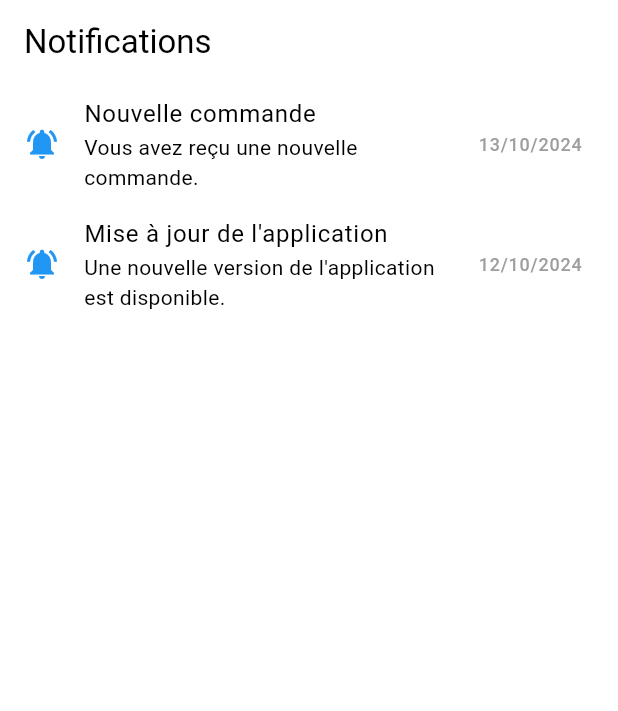
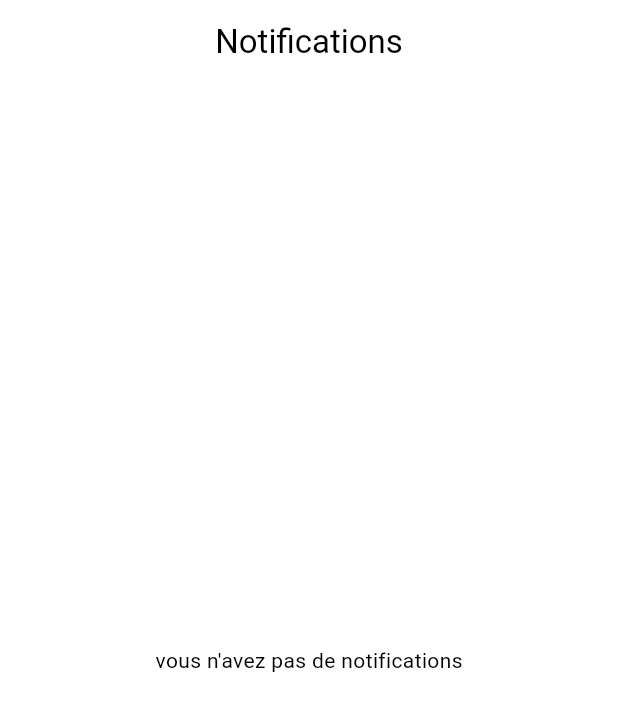
Before and after one commit to maaztageldin/MyCookCoach, a Flutter app: the NotificationsPage screen opened by its route, on a phone screen of 412 x 824 dp. Shown: the top 711 px of the screen. Run offline on Flutter 3.47's test engine with Material 3 defaults, Android fonts, the phone set to English and light mode, and no system bars; our stand-ins replace bloc, cloud_firestore, cloud_functions, dash_chat_2, either_dart, equatable and 12 more; missing offline and left inert: flutter_stripe, rive_animated_icon; accounts and stored records are empty; statements that could not run were skipped; project files that could hold a hidden picture were left out.

Commit message:
last version

```diff
--- a/lib/Entry_point.dart
+++ b/lib/Entry_point.dart
@@ -89,11 +89,11 @@ class _EntryPointState extends State<EntryPoint>
                 scale: scalAnimation.value,
                 child: ClipRRect(
                   borderRadius: BorderRadius.all(Radius.circular(24)),
-                  child: _selectedPage == 'Home'
+                  child: _selectedPage == 'Aceuil'
                       ? const PrestationScreen()
                       : _selectedPage == 'Mes commandes'
                           ? OrdersScreen()
-                          : _selectedPage == 'Favorites'
+                          : _selectedPage == 'Favoris'
                               ? FavoritesPage()
                               : _selectedPage == 'Notification'
                                   ? NotificationsPage()
--- a/lib/features/Catalogue des prestations/presentation/pages/favorites_page.dart
+++ b/lib/features/Catalogue des prestations/presentation/pages/favorites_page.dart
@@ -95,7 +95,6 @@ class _FavoritesPageState extends State<FavoritesPage> {
 
     final recipeIds = favorites.map((favorite) => favorite.recipeId).toList();
 
-    // Charger les recettes par ID dans le bloc
     context.read<HomeRecipeBloc>().add(GetRecipesByIdList(recipeIds));
 
     return BlocBuilder<HomeRecipeBloc, HomeRecipeState>(
@@ -110,7 +109,7 @@ class _FavoritesPageState extends State<FavoritesPage> {
             padding: const EdgeInsets.all(12.0),
             itemCount: recipes.length,
             itemBuilder: (context, index) {
-              return FavoriteItemCard(recipe: recipes[index]!);
+              return FavoriteItemCard(recipe: recipes[index]);
             },
           );
         } else {
--- a/lib/features/Notifications et alertes/presentation/pages/notifications_page.dart
+++ b/lib/features/Notifications et alertes/presentation/pages/notifications_page.dart
@@ -1,67 +1,22 @@
 import 'package:flutter/material.dart';
 
-class NotificationItem {
-  final String title;
-  final String description;
-  final DateTime date;
-  final bool isRead;
-
-  NotificationItem({
-    required this.title,
-    required this.description,
-    required this.date,
-    this.isRead = false,
-  });
-}
-
 class NotificationsPage extends StatelessWidget {
-  final List<NotificationItem> notifications = [
-    NotificationItem(
-      title: 'Nouvelle commande',
-      description: 'Vous avez reçu une nouvelle commande.',
-      date: DateTime.now(),
-    ),
-    NotificationItem(
-      title: 'Mise à jour de l\'application',
-      description: 'Une nouvelle version de l\'application est disponible.',
-      date: DateTime.now().subtract(Duration(days: 1)),
-    ),
-    // Ajoutez d'autres notifications ici
-  ];
-
   @override
   Widget build(BuildContext context) {
     return Scaffold(
-      appBar: AppBar(
-        title: Text('Notifications'),
-      ),
-      body: ListView.builder(
-        itemCount: notifications.length,
-        itemBuilder: (context, index) {
-          final notification = notifications[index];
-          return ListTile(
-            leading: Icon(
-              notification.isRead
-                  ? Icons.notifications
-                  : Icons.notifications_active,
-              color: notification.isRead ? Colors.grey : Colors.blue,
-            ),
-            title: Text(notification.title),
-            subtitle: Text(notification.description),
-            trailing: Text(
-              _formatDate(notification.date),
-              style: TextStyle(color: Colors.grey, fontSize: 12),
-            ),
-            onTap: () {
-              // Logique lorsque la notification est cliquée
-            },
-          );
-        },
-      ),
-    );
-  }
-
-  String _formatDate(DateTime date) {
-    return '${date.day}/${date.month}/${date.year}';
+        appBar: AppBar(
+          title: const PreferredSize(
+              preferredSize: Size.fromHeight(30),
+              child: Center(
+                child: Text(
+                  'Notifications',
+                  style: TextStyle(color: Colors.black),
+                ),
+              )),
+          backgroundColor: Colors.white,
+          elevation: 0,
+          iconTheme: const IconThemeData(color: Colors.black),
+        ),
+        body: const Center(child: Text("vous n'avez pas de notifications")));
   }
 }
--- a/lib/features/authentication/presentation/components/side_menu.dart
+++ b/lib/features/authentication/presentation/components/side_menu.dart
@@ -144,7 +144,7 @@ List<RiveAsset> sidMenu = [
     src: Asset.iconSet1,
     artboard: 'HOME',
     stateMachineName: 'HOME_interactivity',
-    title: 'Home',
+    title: 'Aceuil',
     shapeStrokeTitle: 'home',
   ),
 ];
@@ -154,7 +154,7 @@ List<RiveAsset> sidMenu2 = [
     src: Asset.iconSet1,
     artboard: 'LIKE/STAR',
     stateMachineName: 'STAR_Interactivity',
-    title: 'Favorites',
+    title: 'Favoris',
     shapeStrokeTitle: 'star',
   ),
   RiveAsset(
```
Also changed, not shown: lib/features/Catalogue des prestations/presentation/pages/formation_screen/formation_item.dart (+25 -3 lines), lib/features/authentication/presentation/pages/home_screen.dart (+13 -63 lines), lib/features/location_espace/presentation/pages/location_screen.dart (+9 -39 lines), lib/features/location_espace/presentation/pages/my_reservations_screen.dart (+24 -1 lines), 1 other file.
